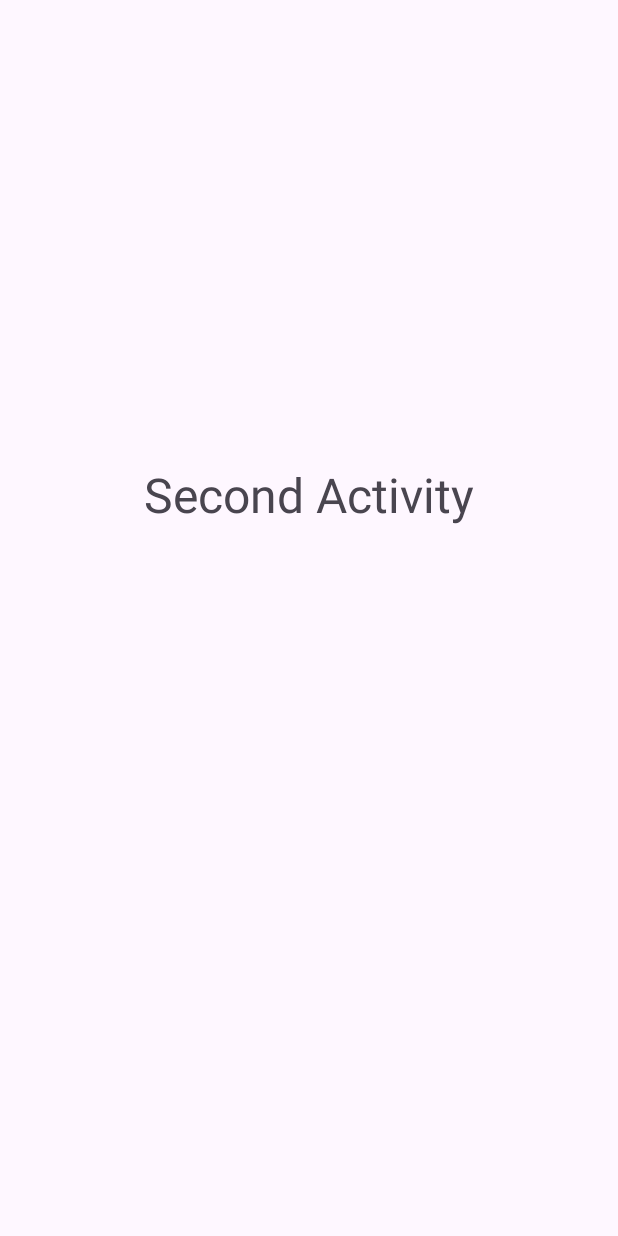
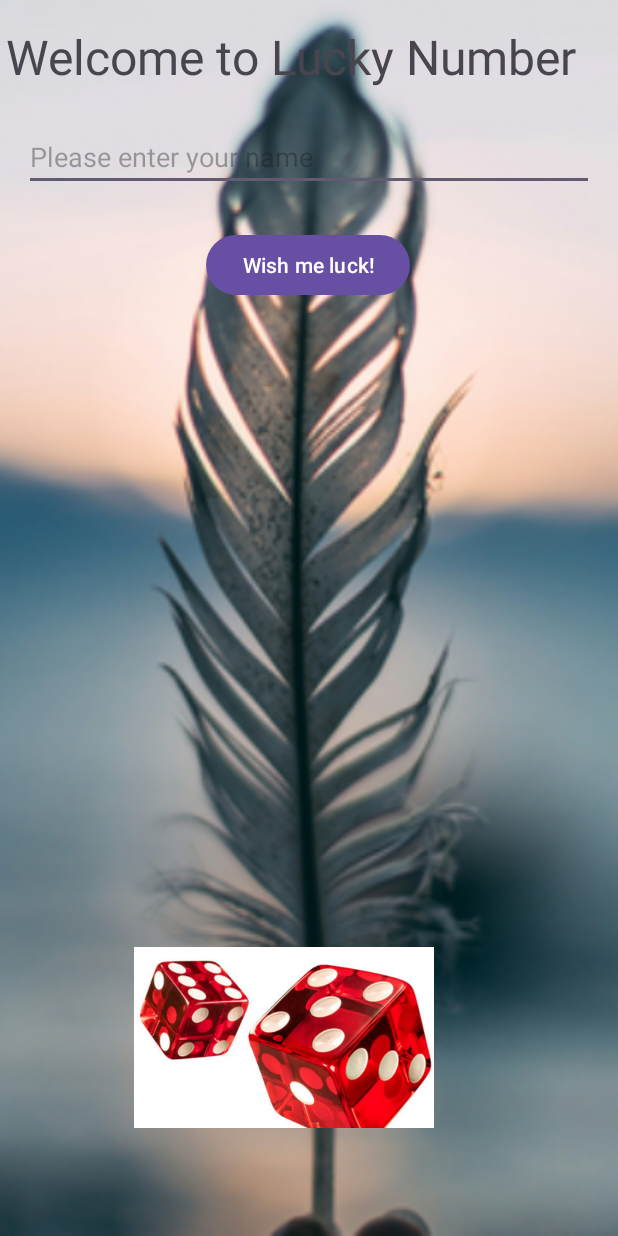
Before and after one commit to calebmortensen/CounterApp, an Android app: the SecondActivity screen opened directly, with no data from a screen before it, on a phone screen of 412 x 824 dp. Run offline under Robolectric (Android 15) with nearby library versions, the phone set to English and light mode, and no system bars.

Commit message:
Intent Data passed to Activity

```diff
--- a/app/src/main/AndroidManifest.xml
+++ b/app/src/main/AndroidManifest.xml
@@ -1,6 +1,8 @@
 <?xml version="1.0" encoding="utf-8"?>
 <manifest xmlns:android="http://schemas.android.com/apk/res/android"
     xmlns:tools="http://schemas.android.com/tools">
+
+    <uses-permission android:name="android.permission.INTERNET" />
 
     <application
         android:allowBackup="true"
@@ -12,6 +14,9 @@
         android:supportsRtl="true"
         android:theme="@style/Theme.CounterApp"
         tools:targetApi="31">
+        <activity
+            android:name=".ThirdActivity"
+            android:exported="false" />
         <activity
             android:name=".SecondActivity"
             android:exported="false" />
--- a/app/src/main/java/com/example/counterapp/MainActivity.java
+++ b/app/src/main/java/com/example/counterapp/MainActivity.java
@@ -104,7 +104,7 @@ public class MainActivity extends AppCompatActivity {
             }
         });
 
-        }
+    }
 
 
 
--- a/app/src/main/java/com/example/counterapp/SecondActivity.java
+++ b/app/src/main/java/com/example/counterapp/SecondActivity.java
@@ -1,6 +1,11 @@
 package com.example.counterapp;
 
+import android.content.Intent;
 import android.os.Bundle;
+import android.view.View;
+import android.widget.Button;
+import android.widget.EditText;
+import android.widget.TextView;
 
 import androidx.activity.EdgeToEdge;
 import androidx.appcompat.app.AppCompatActivity;
@@ -10,15 +15,38 @@ import androidx.core.view.WindowInsetsCompat;
 
 public class SecondActivity extends AppCompatActivity {
 
+    EditText enter_name;
+    Button btn_wish;
+    TextView welcomeNumber;
+
+
+
     @Override
     protected void onCreate(Bundle savedInstanceState) {
         super.onCreate(savedInstanceState);
-        EdgeToEdge.enable(this);
         setContentView(R.layout.activity_second);
-        ViewCompat.setOnApplyWindowInsetsListener(findViewById(R.id.main), (v, insets) -> {
-            Insets systemBars = insets.getInsets(WindowInsetsCompat.Type.systemBars());
-            v.setPadding(systemBars.left, systemBars.top, systemBars.right, systemBars.bottom);
-            return insets;
+
+        //Initialize Widgets
+        welcomeNumber = findViewById(R.id.welcomeNumber);
+        enter_name = findViewById(R.id.enter_name);
+        btn_wish = findViewById(R.id.btn_wish);
+
+        //Functions -> Pass DATA between Activities
+
+        btn_wish.setOnClickListener(new View.OnClickListener() {
+            @Override
+            public void onClick(View v) {
+                String userName = enter_name.getText().toString();
+                //Explicit Intent -> Will be sending data to Third Activity
+                Intent i = new Intent(
+                        getApplicationContext(),
+                        ThirdActivity.class
+                );
+                //Passing name to third activity
+                i.putExtra("name", userName);
+                startActivity(i);
+            }
         });
+
+    };
     }
-}
--- a/app/src/main/res/layout/activity_second.xml
+++ b/app/src/main/res/layout/activity_second.xml
@@ -5,16 +5,58 @@
     android:id="@+id/main"
     android:layout_width="match_parent"
     android:layout_height="match_parent"
+    android:background="@drawable/feather1"
     tools:context=".SecondActivity">
 
     <TextView
-        android:id="@+id/textView2"
-        android:layout_width="242dp"
-        android:layout_height="45dp"
-        android:layout_marginTop="308dp"
-        android:layout_marginEnd="74dp"
-        android:text="Second Activity"
+        android:id="@+id/welcomeNumber"
+        android:layout_width="0dp"
+        android:layout_height="0dp"
+        android:layout_marginStart="4dp"
+        android:layout_marginTop="16dp"
+        android:layout_marginEnd="4dp"
+        android:layout_marginBottom="12dp"
+        android:text="Welcome to Lucky Number"
         android:textSize="32dp"
+        app:layout_constraintBottom_toTopOf="@+id/enter_name"
         app:layout_constraintEnd_toEndOf="parent"
+        app:layout_constraintStart_toStartOf="parent"
         app:layout_constraintTop_toTopOf="parent" />
+
+    <EditText
+        android:id="@+id/enter_name"
+        android:layout_width="0dp"
+        android:layout_height="wrap_content"
+        android:layout_marginStart="16dp"
+        android:layout_marginTop="82dp"
+        android:layout_marginEnd="16dp"
+        android:layout_marginBottom="448dp"
+        android:hint="Please enter your name"
+        app:layout_constraintBottom_toTopOf="@+id/imageview"
+        app:layout_constraintEnd_toEndOf="parent"
+        app:layout_constraintStart_toStartOf="parent"
+        app:layout_constraintTop_toTopOf="parent" />
+
+    <Button
+        android:id="@+id/btn_wish"
+        android:layout_width="wrap_content"
+        android:layout_height="wrap_content"
+        android:layout_marginStart="121dp"
+        android:layout_marginTop="25dp"
+        android:text="Wish me luck!"
+        app:layout_constraintStart_toStartOf="@+id/enter_name"
+        app:layout_constraintTop_toBottomOf="@+id/enter_name" />
+
+    <ImageView
+        android:id="@+id/imageview"
+        android:layout_width="200dp"
+        android:layout_height="0dp"
+        android:layout_marginStart="89dp"
+        android:layout_marginBottom="16dp"
+        android:src="@drawable/dice"
+        app:layout_constraintBottom_toBottomOf="parent"
+        app:layout_constraintStart_toStartOf="parent"
+        app:layout_constraintTop_toBottomOf="@+id/enter_name" />
+
+
 </androidx.constraintlayout.widget.ConstraintLayout>
```
Also changed, not shown: app/src/main/java/com/example/counterapp/ThirdActivity.java (added, +72 -0 lines), app/src/main/res/layout/activity_main.xml (+11 -7 lines), app/src/main/res/layout/activity_third.xml (added, +46 -0 lines), app/src/main/res/drawable/dice.png (added), app/src/main/res/drawable/feather1.png (added), app/src/main/res/drawable/feather2.png (added).
